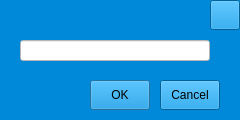
LiHanyang/LittleSecretFinal, file msg.ui: the form before one commit.
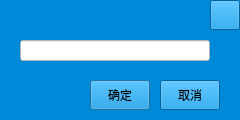
The form after the commit. Icons and pictures are not drawn.

```diff
--- a/msg.ui
+++ b/msg.ui
@@ -39,7 +39,7 @@
     </rect>
    </property>
    <property name="text">
-    <string>OK</string>
+    <string>确定</string>
    </property>
   </widget>
   <widget class="QPushButton" name="cancelButton">
@@ -52,7 +52,7 @@
     </rect>
    </property>
    <property name="text">
-    <string>Cancel</string>
+    <string>取消</string>
    </property>
   </widget>
   <widget class="QPushButton" name="close1Button">
```
